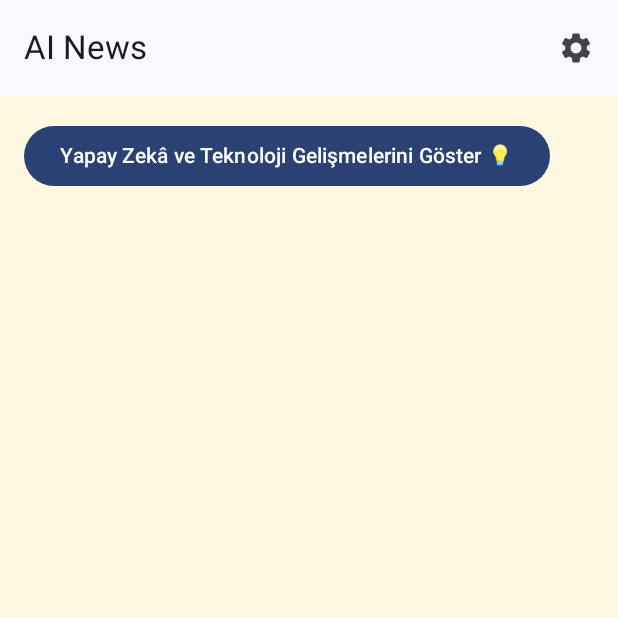
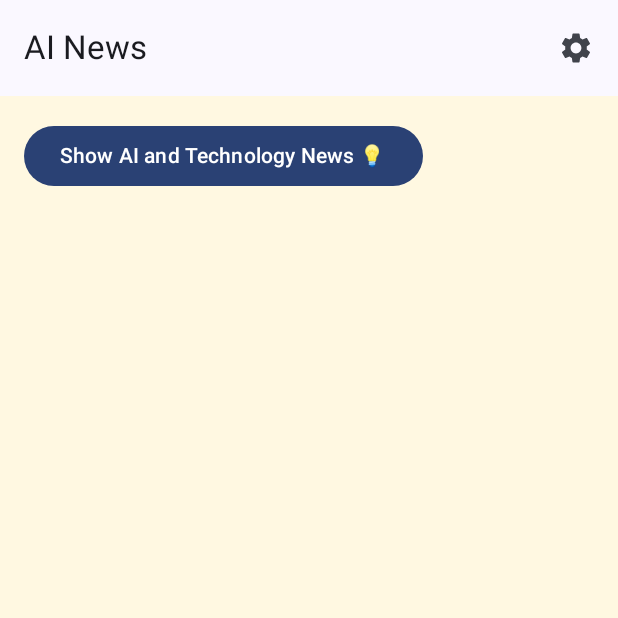
Before and after one commit to Gulcinozkan/GulcinMobile_APP, an Android app built with Jetpack Compose: the screen it shows after launch (MainActivity), on a phone screen of 412 x 824 dp, the top half of it. Run offline under Robolectric (Android 15) with nearby library versions, the phone set to English and light mode, and no system bars.

Commit message:
Ayarlardan dil ayarı (translate api çalışmıyor.)

```diff
--- a/app/src/main/java/com/example/gulcinmobile/MainActivity.kt
+++ b/app/src/main/java/com/example/gulcinmobile/MainActivity.kt
@@ -5,6 +5,8 @@ import androidx.activity.ComponentActivity
 import androidx.activity.compose.setContent
 import androidx.compose.foundation.background
 import androidx.compose.foundation.layout.*
+import androidx.compose.foundation.lazy.LazyColumn
+import androidx.compose.foundation.lazy.items
 import androidx.compose.material.icons.Icons
 import androidx.compose.material.icons.filled.Settings
 import androidx.compose.material3.*
@@ -23,38 +25,25 @@ import androidx.navigation.compose.composable
 import com.example.gulcinmobile.ui.components.NewsCard
 import com.example.gulcinmobile.ui.components.SettingsDialog
 import com.example.gulcinmobile.datastore.DataStoreManager
-import kotlinx.coroutines.launch
+import com.example.gulcinmobile.ui.components.strings
 import androidx.compose.ui.platform.LocalContext
 import kotlinx.coroutines.runBlocking
 import androidx.navigation.NavController
+import androidx.lifecycle.ViewModelProvider
+import com.example.gulcinmobile.viewmodel.NewsViewModelFactory
 
 
 class MainActivity : ComponentActivity() {
     override fun onCreate(savedInstanceState: Bundle?) {
         super.onCreate(savedInstanceState)
 
-
-        val dataStoreManager = DataStoreManager(applicationContext)
-        var languageLoaded = false
-        var languageCode = "tr"
-
-
-        runBlocking {
-            languageCode = dataStoreManager.getLanguage()
-            languageLoaded = true
-        }
-
         setContent {
             GulcinMobileTheme {
                 val navController = rememberNavController()
-
-                if (languageLoaded) {
                 NavHost(navController = navController, startDestination = "welcome") {
                     composable("welcome") { WelcomeScreen(navController) }
                     composable("main") {
-                            SearchScreen(languageCode = languageCode, navController = navController)
-                        }
-
+                        SearchScreen(navController = navController)
                     }
                 }
             }
@@ -65,72 +54,78 @@ class MainActivity : ComponentActivity() {
 @OptIn(ExperimentalMaterial3Api::class)
 @Composable
 fun SearchScreen(
-    languageCode: String,
-    navController: NavController,
-    viewModel: NewsViewModel = viewModel()
+    navController: NavController
 ) {
+    val context = LocalContext.current
+    val viewModel: NewsViewModel = viewModel(
+        factory = NewsViewModelFactory(context)
+    )
     val uiState by viewModel.uiState.collectAsState()
     val coroutineScope = rememberCoroutineScope()
 
-    // Dil seçimi viewModel'a geçiliyor
-    LaunchedEffect(languageCode) {
-        viewModel.selectedLanguageCode = languageCode
-    }
-    val context = LocalContext.current
-    val dataStoreManager = remember { DataStoreManager(context) }
+    // Track language changes
+    var currentLanguage by remember { mutableStateOf(viewModel.selectedLanguageCode) }
+
+    // Get localized strings based on selected language
+    val localStrings = strings[currentLanguage] ?: strings["en"] ?: mapOf()
 
     var showDialog by remember { mutableStateOf(false) }
 
-
     Scaffold(Modifier.fillMaxSize(), {
         TopAppBar(
-            title = { Text("AI News") },
+            title = { Text(localStrings["app_title"] ?: "AI News") },
             actions = {
                 IconButton(onClick = {
                     showDialog = true
                 }) {
-                    Icon(Icons.Default.Settings, contentDescription = "Ayarlar")
+                    Icon(Icons.Default.Settings, contentDescription = localStrings["settings"] ?: "Settings")
                 }
-
             }
         )
-    }
-
-    ) { paddingValues ->
+    }) { paddingValues ->
         Column(
             modifier = Modifier
                 .padding(paddingValues)
                 .fillMaxSize()
                 .background(Color(0xFFFFF8E1))
-                .padding(16.dp)
+                .padding(horizontal = 16.dp)
         ) {
-
-            Button(onClick = { viewModel.getTechNews() }) {
-                Text("Yapay Zekâ ve Teknoloji Gelişmelerini Göster 💡")
+            Button(
+                onClick = { viewModel.getTechNews() },
+                modifier = Modifier.padding(vertical = 16.dp)
+            ) {
+                Text(localStrings["show_news"] ?: "Show AI and Technology News 💡")
             }
 
-            Spacer(modifier = Modifier.height(16.dp))
-
             if (uiState.error.isNotEmpty()) {
-                Text("Hata: ${uiState.error}", color = MaterialTheme.colorScheme.error)
+                Text(
+                    "${localStrings["error"] ?: "Error"}: ${uiState.error}",
+                    color = MaterialTheme.colorScheme.error,
+                    modifier = Modifier.padding(vertical = 8.dp)
+                )
             } else {
-                uiState.articles.take(5).forEach { article ->
+                // LazyColumn ile kaydırma özelliği ekliyoruz
+                LazyColumn(
+                    modifier = Modifier.fillMaxSize(),
+                    verticalArrangement = Arrangement.spacedBy(16.dp)
+                ) {
+                    // Tüm haberleri gösteriyoruz, take(5) kısıtlamasını kaldırdık
+                    items(uiState.articles) { article ->
                         NewsCard(article = article)
                     }
-
+                }
+            }
         }
 
-        }
         if (showDialog) {
             SettingsDialog(
-                currentLanguage = languageCode,
+                currentLanguage = currentLanguage,
                 onDismiss = { showDialog = false },
                 onSave = { newLang ->
                     coroutineScope.launch {
-                        dataStoreManager.saveLanguage(newLang)
+                        viewModel.updateLanguage(newLang)
+                        currentLanguage = newLang // Apply language change immediately
                         showDialog = false
-                        navController.popBackStack()
-                        navController.navigate("main")
                     }
                 }
             )
--- a/app/src/main/java/com/example/gulcinmobile/TranslationRequest.kt
+++ b/app/src/main/java/com/example/gulcinmobile/TranslationRequest.kt
@@ -1,5 +1,5 @@
 package com.example.gulcinmobile.model
 
 data class TranslationRequest(
-    val Text: String
+    val text: String
 )
--- a/app/src/main/java/network/MicrosoftTranslateService.kt
+++ b/app/src/main/java/network/MicrosoftTranslateService.kt
@@ -7,10 +7,12 @@ import retrofit2.Call
 
 interface MicrosoftTranslateService {
     @Headers("Content-Type: application/json")
-    @POST("translate?api-version=3.0")
+    @POST("translate")
     fun translateDynamic(
-        @Header("Ocp-Apim-Subscription-Key") key: String = "EtTISMBaiR6jFC2tM2YiozgsJCV6526WNxDRHxjhgcWmTAX8jqxJJQQJ99BGACqBBLyXJ3w3AAAbACOG56Zw",
+        @Header("Ocp-Apim-Subscription-Key") key: String,
+        @Query("api-version") apiVersion: String = "3.0",
         @Query("to") toLang: String,
+        @Query("from") fromLang: String = "en", // Her zaman İngilizce'den çeviri yapıyoruz
         @Body body: List<TranslationRequest>
     ): Call<List<TranslationResponseItem>>
 }
--- a/app/src/main/java/network/NewsRepository.kt
+++ b/app/src/main/java/network/NewsRepository.kt
@@ -14,6 +14,7 @@ class NewsRepository {
 
     suspend fun searchTechNews(apiKey: String): GNewsResponse {
         val query = "artificial intelligence OR robotics OR technology invention"
+        // Always fetch news in English
         return apiService.searchNews(query, "en", apiKey)
     }
 }
--- /dev/null
+++ b/app/src/main/java/ui/components/strings.kt
@@ -0,0 +1,85 @@
+package com.example.gulcinmobile.ui.components
+
+val strings = mapOf(
+    "en" to mapOf(
+        "show_news" to "Show AI and Technology News 💡",
+        "error" to "Error",
+        "save" to "Save",
+        "cancel" to "Cancel",
+        "language_selection" to "Select Language",
+        "settings" to "Settings",
+        "app_title" to "AI News"
+    ),
+    "tr" to mapOf(
+        "show_news" to "Yapay Zekâ ve Teknoloji Gelişmelerini Göster 💡",
+        "error" to "Hata",
+        "save" to "Kaydet",
+        "cancel" to "Vazgeç",
+        "language_selection" to "Dil Seçimi",
+        "settings" to "Ayarlar",
+        "app_title" to "Yapay Zeka Haberleri"
+    ),
+    "fr" to mapOf(
+        "show_news" to "Afficher les actualités IA et technologie 💡",
+        "error" to "Erreur",
+        "save" to "Enregistrer",
+        "cancel" to "Annuler",
+        "language_selection" to "Choisir la langue",
+        "settings" to "Paramètres",
+        "app_title" to "Actualités IA"
+    ),
+    "es" to mapOf(
+        "show_news" to "Mostrar noticias de IA y tecnología 💡",
+        "error" to "Error",
+        "save" to "Guardar",
+        "cancel" to "Cancelar",
+        "language_selection" to "Seleccionar idioma",
+        "settings" to "Ajustes",
+        "app_title" to "Noticias de IA"
+    ),
+    "de" to mapOf(
+        "show_news" to "KI- und Technologie-Nachrichten anzeigen 💡",
+        "error" to "Fehler",
+        "save" to "Speichern",
+        "cancel" to "Abbrechen",
+        "language_selection" to "Sprache auswählen",
+        "settings" to "Einstellungen",
+        "app_title" to "KI-Nachrichten"
+    ),
+    "ar" to mapOf(
+        "show_news" to "عرض أخبار الذكاء الاصطناعي والتكنولوجيا 💡",
+        "error" to "خطأ",
+        "save" to "حفظ",
+        "cancel" to "إلغاء",
+        "language_selection" to "اختر اللغة",
+        "settings" to "الإعدادات",
+        "app_title" to "أخبار الذكاء الاصطناعي"
+    ),
+    "ja" to mapOf(
+        "show_news" to "AIとテクノロジーのニュースを表示 💡",
+        "error" to "エラー",
+        "save" to "保存",
+        "cancel" to "キャンセル",
+        "language_selection" to "言語を選択",
+        "settings" to "設定",
+        "app_title" to "AIニュース"
+    ),
+    "ru" to mapOf(
+        "show_news" to "Показать новости ИИ и технологий 💡",
+        "error" to "Ошибка",
+        "save" to "Сохранить",
+        "cancel" to "Отмена",
+        "language_selection" to "Выбрать язык",
+        "settings" to "Настройки",
+        "app_title" to "Новости ИИ"
+    ),
+    "zh-Hans" to mapOf(
+        "show_news" to "显示人工智能和技术新闻 💡",
+        "error" to "错误",
+        "save" to "保存",
+        "cancel" to "取消",
+        "language_selection" to "选择语言",
+        "settings" to "设置",
+        "app_title" to "人工智能新闻"
+    )
+)
--- /dev/null
+++ b/app/src/main/java/viewmodel/NewsViewModelFactory.kt
@@ -0,0 +1,15 @@
+package com.example.gulcinmobile.viewmodel
+
+import android.content.Context
+import androidx.lifecycle.ViewModel
+import androidx.lifecycle.ViewModelProvider
+
+class NewsViewModelFactory(private val context: Context) : ViewModelProvider.Factory {
+    override fun <T : ViewModel> create(modelClass: Class<T>): T {
+        if (modelClass.isAssignableFrom(NewsViewModel::class.java)) {
+            @Suppress("UNCHECKED_CAST")
+            return NewsViewModel(context) as T
+        }
+        throw IllegalArgumentException("Unknown ViewModel class")
+    }
+}
```
Also changed, not shown: app/src/main/java/ui/components/SettingsDialog.kt (+6 -3 lines), app/src/main/java/viewmodel/NewsViewModel.kt (+216 -39 lines), 1 other file. Lines whose indentation alone changed are shown as unchanged.
